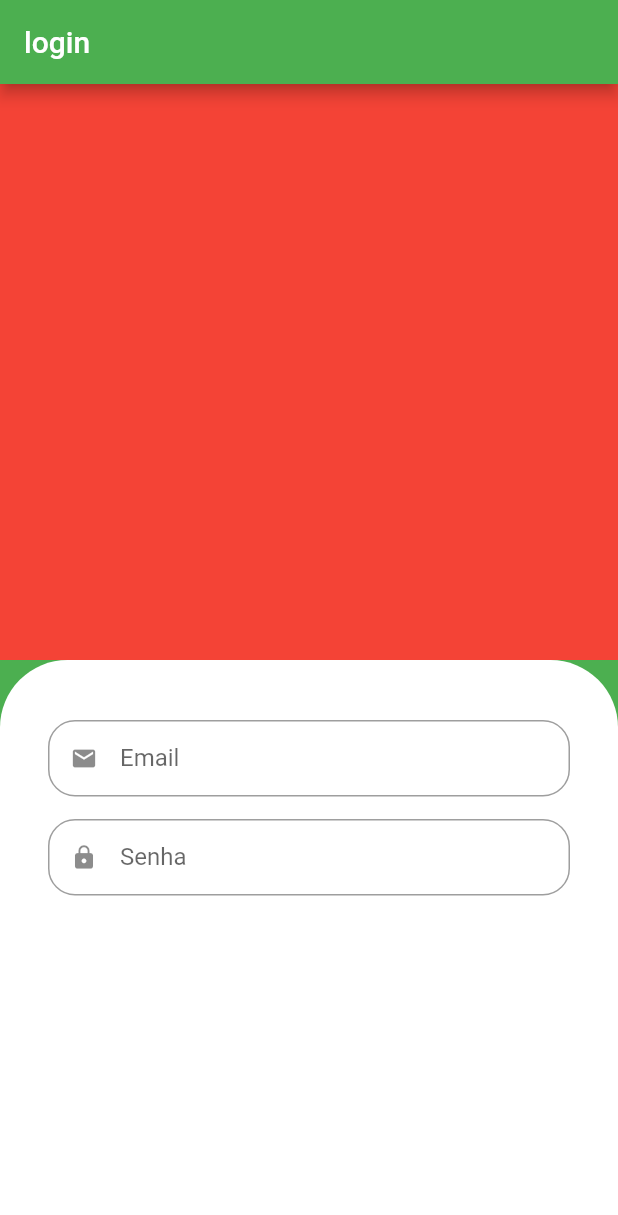
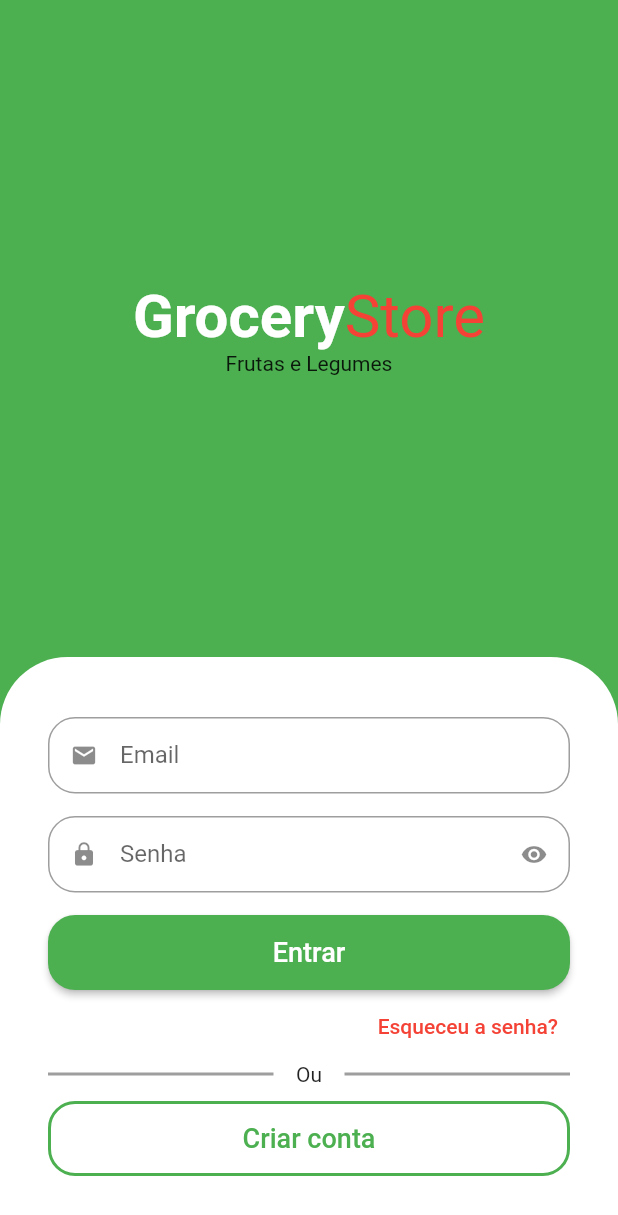
Before and after one commit to MaxsonCoelho/grocery_store, a Flutter app: the screen it shows after launch, on a phone screen of 412 x 824 dp. Shown: the top 1215 px of the screen. Run offline on Flutter 3.47's test engine with Material 2 defaults, Android fonts, the phone set to English and light mode, and no system bars.

Commit message:
form login, buttons, signIn, signOut, forgotPassword more name app

```diff
--- a/lib/src/auth/sign_in_screen.dart
+++ b/lib/src/auth/sign_in_screen.dart
@@ -8,18 +8,39 @@ class SignInScreen extends StatelessWidget {
   Widget build(BuildContext context) {
     return Scaffold(
       backgroundColor: Colors.green,
-      appBar: AppBar(
-        title: const Text('login'),
-      ),
       body: Column(
         children: [
-          Expanded(
-            child: Container(
+          const Expanded(
+            child: Column(
+              mainAxisAlignment: MainAxisAlignment.center,
+              children: [
+                Text.rich(
+                  TextSpan(
+                    style: TextStyle(
+                      fontSize: 40,
+                    ),
+                    children: [
+                      TextSpan(
+                        text: 'Grocery',
+                        style: TextStyle(
+                          color: Colors.white,
+                          fontWeight: FontWeight.bold
+                        )
+                      ),
+                      TextSpan(
+                        text: 'Store',
+                        style: TextStyle(
                           color: Colors.red,
+                        )
+                      )
+                    ]
+                  )
                 ),
+                Text('Frutas e Legumes'),
+              ],
+            )
           ),
-          Expanded(
-            child: Container(
+          Container(
             padding: const EdgeInsets.symmetric(
               horizontal: 32,
               vertical: 40
@@ -30,19 +51,95 @@ class SignInScreen extends StatelessWidget {
                 top: Radius.circular(45)
               )
             ),
-              child: const Column(
+            //formulário
+            child: Column(
+              crossAxisAlignment: CrossAxisAlignment.stretch,
               children: [
-                  CustomFormField(
+                const CustomFormField(
                   icon: Icons.email,
                   label: 'Email'
                 ),
-                  CustomFormField(
+                const CustomFormField(
                   icon: Icons.lock,
                   label: 'Senha',
-                    isObscure: true,
+                  isSecret: true,
+                ),
+                //botão entrar
+                SizedBox(
+                  height: 50,
+                  child: ElevatedButton(
+                    style: ElevatedButton.styleFrom(
+                      shape: RoundedRectangleBorder(
+                        borderRadius: BorderRadius.circular(18)
+                      ),
+                    ),
+                    onPressed: () {},
+                    child: const Text('Entrar', style: TextStyle(
+                        fontSize: 18
+                      ),
+                    ),
+                  ),
+                ),
+                //botão esqueceu senha
+                Align(
+                  alignment: Alignment.centerRight,
+                  child: TextButton(
+                    onPressed: (){},
+                    child: const Text('Esqueceu a senha?',
+                      style: TextStyle(
+                        color: Colors.red
+                      ),
+                    ),
+                  ),
+                ),
+                //divisor
+                const Padding(
+                  padding: EdgeInsets.only(bottom: 10),
+                  child: Row(
+                    children: [
+                      Expanded(
+                        child: Divider(
+                          color: Colors.grey,
+                          thickness: 2,
+                        ),
+                      ),
+                      Padding(
+                        padding: EdgeInsets.symmetric(horizontal: 15),
+                        child: Text('Ou'),
+                      ),
+                      Expanded(
+                        child: Divider(
+                          color: Colors.grey,
+                          thickness: 2,
+                        ),
+                      ),
+                    ],
+                  ),
+                ),
+                //botão criar conta
+                SizedBox(
+                  height: 50,
+                  child: OutlinedButton(
+                    style: OutlinedButton.styleFrom(
+                      shape: RoundedRectangleBorder(
+                        borderRadius: BorderRadius.circular(18)
+                      ),
+                      side: const BorderSide(
+                        width: 2,
+                        color: Colors.green
+                      ),
+                    ),
+                    onPressed: () {
+
+                    },
+                    child: const Text('Criar conta',
+                      style: TextStyle(
+                        fontSize: 18
+                      ),
+                    ),
+                  ),
                 )
               ],
-              ),
             ),
           )
         ],
--- a/lib/src/components/custom_text_field.dart
+++ b/lib/src/components/custom_text_field.dart
@@ -1,17 +1,32 @@
 
 import 'package:flutter/material.dart';
 
-class CustomFormField extends StatelessWidget {
+// ignore: must_be_immutable
+class CustomFormField extends StatefulWidget {
   final IconData icon;
   final String label;
-  final bool isObscure;
+  final bool isSecret;
 
   const CustomFormField({
     super.key,
     required this.icon,
     required this.label,
-    this.isObscure = false,
+    this.isSecret = false,
   });
+
+  @override
+  State<CustomFormField> createState() => _CustomFormFieldState();
+}
+
+class _CustomFormFieldState extends State<CustomFormField> {
+  bool isObscure = false;
+
+  @override
+  void initState() {
+    // TODO: implement initState
+    super.initState();
+    isObscure = widget.isSecret;
+  }
 
   @override
   Widget build(BuildContext context) {
@@ -20,8 +35,16 @@ class CustomFormField extends StatelessWidget {
       child: TextFormField(
         obscureText: isObscure,
         decoration: InputDecoration(
-            prefixIcon: Icon(icon),
-            labelText: label,
+            prefixIcon: Icon(widget.icon),
+            suffixIcon: widget.isSecret ? IconButton(
+              onPressed: () {
+                setState(() {
+                  isObscure = !isObscure;
+                });
+              },
+              icon: Icon(isObscure ? Icons.visibility : Icons.visibility_off),
+            ) : null,
+            labelText: widget.label,
             isDense: true,
             border:
                 OutlineInputBorder(borderRadius: BorderRadius.circular(18))),
--- a/pubspec.yaml
+++ b/pubspec.yaml
@@ -35,6 +35,7 @@ dependencies:
   # The following adds the Cupertino Icons font to your application.
   # Use with the CupertinoIcons class for iOS style icons.
   cupertino_icons: ^1.0.2
+  animated_text_kit: ^4.2.2
 
 dev_dependencies:
   flutter_test:
```
Also changed, not shown: pubspec.lock. Lines whose indentation alone changed are shown as unchanged.
